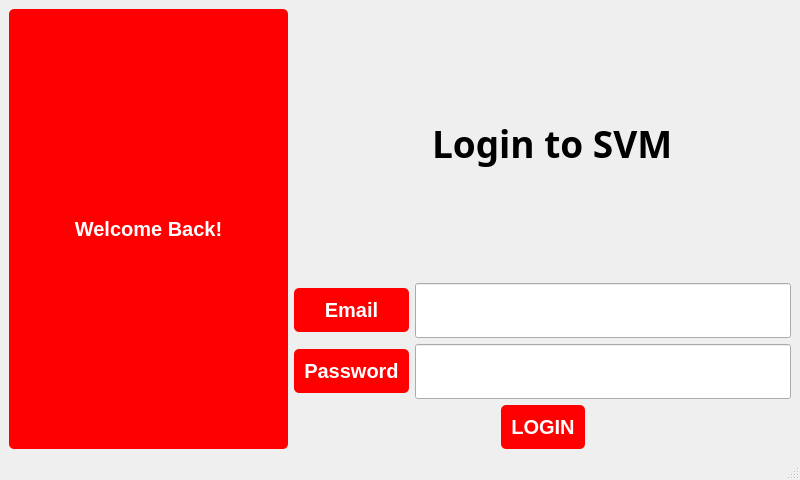
Before: the Qt Designer form QT resource/login.ui in fatma105/Vending-Machine-App, drawn with Qt 5.
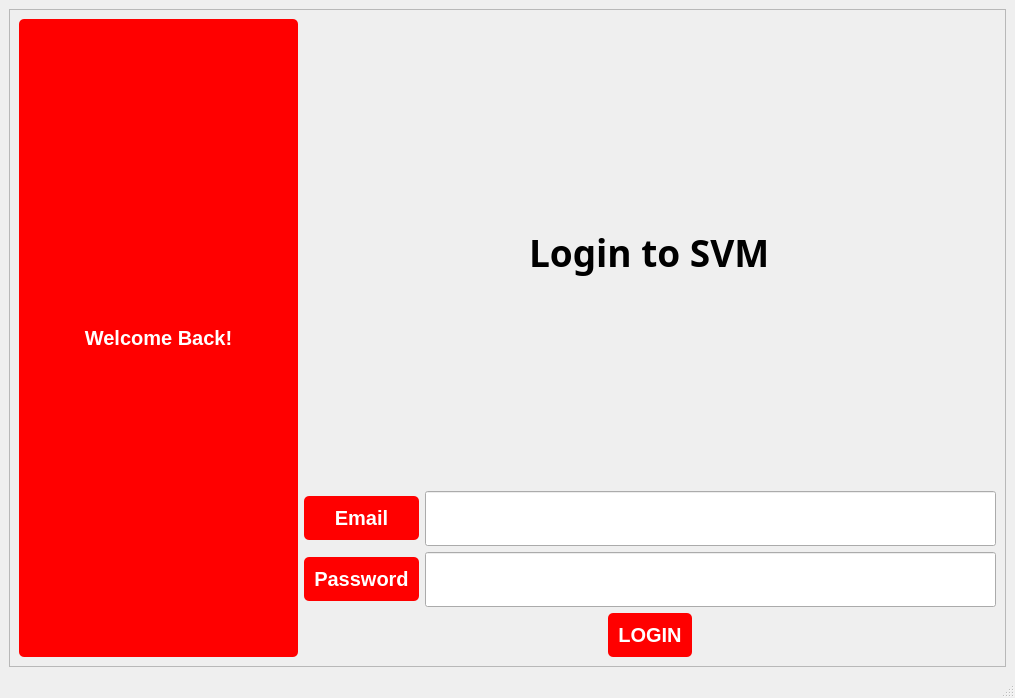
After: the same form once the commit is applied.

```diff
--- a/QT resource/login.ui
+++ b/QT resource/login.ui
@@ -6,8 +6,8 @@
    <rect>
     <x>0</x>
     <y>0</y>
-    <width>800</width>
-    <height>480</height>
+    <width>1015</width>
+    <height>698</height>
    </rect>
   </property>
   <property name="maximumSize">
@@ -51,6 +51,19 @@
   <widget class="QWidget" name="centralwidget">
    <layout class="QGridLayout" name="gridLayout_2">
     <item row="0" column="0">
+     <widget class="QScrollArea" name="scrollArea">
+      <property name="widgetResizable">
+       <bool>true</bool>
+      </property>
+      <widget class="QWidget" name="scrollAreaWidgetContents">
+       <property name="geometry">
+        <rect>
+         <x>0</x>
+         <y>0</y>
+         <width>991</width>
+         <height>649</height>
+        </rect>
+       </property>
      <layout class="QGridLayout" name="gridLayout">
       <item row="0" column="0">
        <layout class="QHBoxLayout" name="horizontalLayout_6">
@@ -258,6 +271,8 @@
        </layout>
       </item>
      </layout>
+      </widget>
+     </widget>
     </item>
    </layout>
   </widget>
```
Lines whose indentation alone changed are shown as unchanged.
